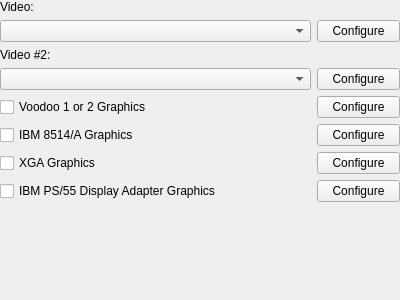
First picture: the form in src/qt/qt_settingsdisplay.ui, repository frostbite2000/PCBox-custom, before the edit.
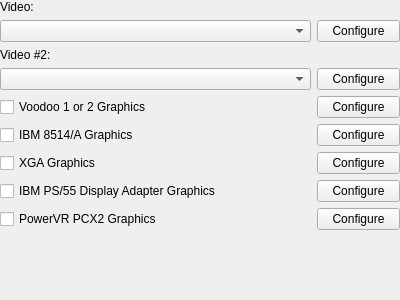
Second picture: the form after the edit.

Commit message: PowerVR PCX2 initial implementation from PCem PowerVR fork based

```diff
--- a/src/qt/qt_settingsdisplay.ui
+++ b/src/qt/qt_settingsdisplay.ui
@@ -134,6 +134,20 @@
      </property>
     </widget>
    </item>
+   <item row="8" column="0">
+    <widget class="QCheckBox" name="checkBoxPcx2">
+     <property name="text">
+      <string>PowerVR PCX2 Graphics</string>
+     </property>
+    </widget>
+   </item>
+   <item row="8" column="2">
+    <widget class="QPushButton" name="pushButtonConfigurePcx2">
+     <property name="text">
+      <string>Configure</string>
+     </property>
+    </widget>
+   </item>
    <item row="3" column="2">
     <widget class="QPushButton" name="pushButtonConfigureSecondary">
      <property name="text">
@@ -154,7 +168,7 @@
      </property>
     </widget>
    </item>
-   <item row="8" column="0" colspan="3">
+   <item row="9" column="0" colspan="3">
     <spacer name="verticalSpacer">
      <property name="orientation">
       <enum>Qt::Vertical</enum>
```
The commit also changes 14 other files.
